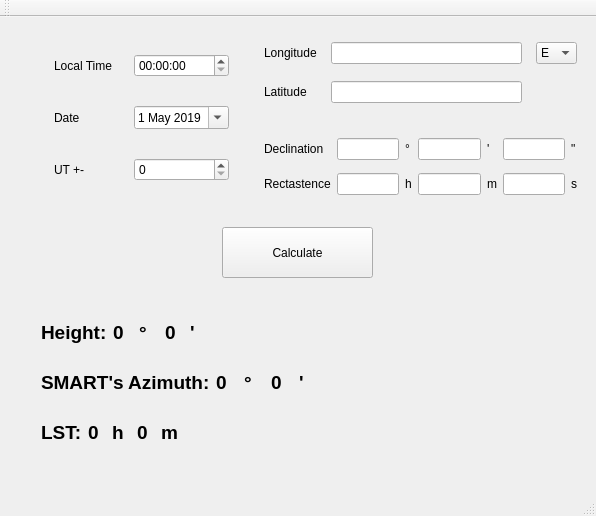
Before: the Qt Designer form GUI/mainwindow.ui in IamNotProgrammer/Star-height, drawn with Qt 5.
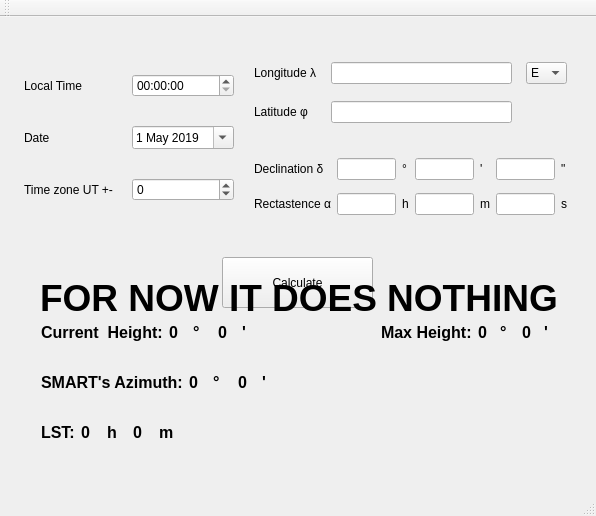
After: the same form once the commit is applied.

The edit to the form file:
```diff
--- a/GUI/mainwindow.ui
+++ b/GUI/mainwindow.ui
@@ -17,9 +17,9 @@
    <widget class="QWidget" name="gridLayoutWidget_2">
     <property name="geometry">
      <rect>
-      <x>50</x>
-      <y>10</y>
-      <width>183</width>
+      <x>20</x>
+      <y>30</y>
+      <width>218</width>
       <height>181</height>
      </rect>
     </property>
@@ -46,7 +46,7 @@
      <item row="4" column="0">
       <widget class="QLabel" name="label_5">
        <property name="text">
-        <string>UT +-</string>
+        <string>Time zone UT +-</string>
        </property>
       </widget>
      </item>
@@ -62,6 +62,20 @@
        <property name="showGroupSeparator" stdset="0">
         <bool>false</bool>
        </property>
+       <property name="maximumDate">
+        <date>
+         <year>2024</year>
+         <month>12</month>
+         <day>31</day>
+        </date>
+       </property>
+       <property name="minimumDate">
+        <date>
+         <year>2010</year>
+         <month>1</month>
+         <day>1</day>
+        </date>
+       </property>
        <property name="calendarPopup">
         <bool>true</bool>
        </property>
@@ -78,20 +92,27 @@
       <widget class="QTimeEdit" name="timeEdit"/>
      </item>
      <item row="4" column="1">
-      <widget class="QSpinBox" name="spinBox"/>
+      <widget class="QSpinBox" name="spinBox">
+       <property name="minimum">
+        <number>-24</number>
+       </property>
+       <property name="maximum">
+        <number>24</number>
+       </property>
+      </widget>
      </item>
     </layout>
    </widget>
    <widget class="QWidget" name="gridLayoutWidget">
     <property name="geometry">
      <rect>
-      <x>260</x>
-      <y>10</y>
+      <x>250</x>
+      <y>30</y>
       <width>321</width>
       <height>91</height>
      </rect>
     </property>
-    <layout class="QGridLayout" name="gridLayout" columnstretch="0,0,0" rowminimumheight="0,0" columnminimumwidth="0,0,0">
+    <layout class="QGridLayout" name="gridLayout" columnstretch="0,0,0">
      <property name="leftMargin">
       <number>4</number>
      </property>
@@ -110,13 +131,16 @@
      <item row="0" column="0">
       <widget class="QLabel" name="label_2">
        <property name="text">
-        <string>Longitude</string>
+        <string>Longitude λ</string>
        </property>
       </widget>
      </item>
      <item row="0" column="1">
       <widget class="QLineEdit" name="lineEdit_2"/>
      </item>
+     <item row="1" column="1">
+      <widget class="QLineEdit" name="lineEdit"/>
+     </item>
      <item row="0" column="2">
       <widget class="QComboBox" name="comboBox">
        <property name="maximumSize">
@@ -137,13 +161,10 @@
        </item>
       </widget>
      </item>
-     <item row="1" column="1">
-      <widget class="QLineEdit" name="lineEdit"/>
-     </item>
      <item row="1" column="0">
       <widget class="QLabel" name="label">
        <property name="text">
-        <string>Latitude</string>
+        <string>Latitude φ</string>
        </property>
       </widget>
      </item>
@@ -163,7 +184,7 @@
       <widget class="QLabel" name="label_6">
        <property name="font">
         <font>
-         <pointsize>14</pointsize>
+         <pointsize>12</pointsize>
          <weight>75</weight>
          <bold>true</bold>
         </font>
@@ -177,7 +198,7 @@
       <widget class="QLabel" name="label_7">
        <property name="font">
         <font>
-         <pointsize>14</pointsize>
+         <pointsize>12</pointsize>
          <weight>75</weight>
          <bold>true</bold>
         </font>
@@ -191,7 +212,7 @@
       <widget class="QLabel" name="label_8">
        <property name="font">
         <font>
-         <pointsize>14</pointsize>
+         <pointsize>12</pointsize>
          <weight>75</weight>
          <bold>true</bold>
         </font>
@@ -205,7 +226,7 @@
       <widget class="QLabel" name="label_9">
        <property name="font">
         <font>
-         <pointsize>14</pointsize>
+         <pointsize>12</pointsize>
          <weight>75</weight>
          <bold>true</bold>
         </font>
@@ -219,7 +240,7 @@
       <widget class="QLabel" name="label_10">
        <property name="font">
         <font>
-         <pointsize>14</pointsize>
+         <pointsize>12</pointsize>
          <weight>75</weight>
          <bold>true</bold>
         </font>
@@ -234,8 +255,8 @@
    <widget class="QWidget" name="gridLayoutWidget_3">
     <property name="geometry">
      <rect>
-      <x>260</x>
-      <y>110</y>
+      <x>250</x>
+      <y>130</y>
       <width>321</width>
       <height>80</height>
      </rect>
@@ -294,14 +315,14 @@
      <item row="0" column="0">
       <widget class="QLabel" name="label_11">
        <property name="text">
-        <string>Declination</string>
+        <string>Declination δ</string>
        </property>
       </widget>
      </item>
      <item row="1" column="0">
       <widget class="QLabel" name="label_15">
        <property name="text">
-        <string>Rectastence</string>
+        <string>Rectastence α</string>
        </property>
       </widget>
      </item>
@@ -350,7 +371,7 @@
      <rect>
       <x>30</x>
       <y>290</y>
-      <width>191</width>
+      <width>241</width>
       <height>51</height>
      </rect>
     </property>
@@ -359,13 +380,13 @@
       <widget class="QLabel" name="label_19">
        <property name="font">
         <font>
-         <pointsize>14</pointsize>
+         <pointsize>12</pointsize>
          <weight>75</weight>
          <bold>true</bold>
         </font>
        </property>
        <property name="text">
-        <string>Height:</string>
+        <string>Current  Height:</string>
        </property>
       </widget>
      </item>
@@ -373,7 +394,7 @@
       <widget class="QLabel" name="label_20">
        <property name="font">
         <font>
-         <pointsize>14</pointsize>
+         <pointsize>12</pointsize>
          <weight>75</weight>
          <bold>true</bold>
         </font>
@@ -387,7 +408,7 @@
       <widget class="QLabel" name="label_21">
        <property name="font">
         <font>
-         <pointsize>14</pointsize>
+         <pointsize>12</pointsize>
          <weight>75</weight>
          <bold>true</bold>
         </font>
@@ -401,7 +422,7 @@
       <widget class="QLabel" name="label_22">
        <property name="font">
         <font>
-         <pointsize>14</pointsize>
+         <pointsize>12</pointsize>
          <weight>75</weight>
          <bold>true</bold>
         </font>
@@ -415,7 +436,7 @@
       <widget class="QLabel" name="label_23">
        <property name="font">
         <font>
-         <pointsize>14</pointsize>
+         <pointsize>12</pointsize>
          <weight>75</weight>
          <bold>true</bold>
         </font>
@@ -432,7 +453,7 @@
      <rect>
       <x>30</x>
       <y>340</y>
-      <width>301</width>
+      <width>261</width>
       <height>51</height>
      </rect>
     </property>
@@ -441,7 +462,7 @@
       <widget class="QLabel" name="label_24">
        <property name="font">
         <font>
-         <pointsize>14</pointsize>
+         <pointsize>12</pointsize>
          <weight>75</weight>
          <bold>true</bold>
         </font>
@@ -455,7 +476,7 @@
       <widget class="QLabel" name="label_25">
        <property name="font">
         <font>
-         <pointsize>14</pointsize>
+         <pointsize>12</pointsize>
          <weight>75</weight>
          <bold>true</bold>
         </font>
@@ -469,7 +490,7 @@
       <widget class="QLabel" name="label_26">
        <property name="font">
         <font>
-         <pointsize>14</pointsize>
+         <pointsize>12</pointsize>
          <weight>75</weight>
          <bold>true</bold>
         </font>
@@ -483,7 +504,7 @@
       <widget class="QLabel" name="label_27">
        <property name="font">
         <font>
-         <pointsize>14</pointsize>
+         <pointsize>12</pointsize>
          <weight>75</weight>
          <bold>true</bold>
         </font>
@@ -497,7 +518,7 @@
       <widget class="QLabel" name="label_28">
        <property name="font">
         <font>
-         <pointsize>14</pointsize>
+         <pointsize>12</pointsize>
          <weight>75</weight>
          <bold>true</bold>
         </font>
@@ -513,7 +534,7 @@
     <property name="geometry">
      <rect>
       <x>222</x>
-      <y>210</y>
+      <y>240</y>
       <width>151</width>
       <height>51</height>
      </rect>
@@ -522,6 +543,108 @@
      <string>Calculate</string>
     </property>
    </widget>
+   <widget class="QWidget" name="horizontalLayoutWidget_4">
+    <property name="geometry">
+     <rect>
+      <x>370</x>
+      <y>290</y>
+      <width>201</width>
+      <height>51</height>
+     </rect>
+    </property>
+    <layout class="QHBoxLayout" name="horizontalLayout_4">
+     <item>
+      <widget class="QLabel" name="label_29">
+       <property name="font">
+        <font>
+         <pointsize>12</pointsize>
+         <weight>75</weight>
+         <bold>true</bold>
+        </font>
+       </property>
+       <property name="text">
+        <string>Max Height:</string>
+       </property>
+      </widget>
+     </item>
+     <item>
+      <widget class="QLabel" name="label_30">
+       <property name="font">
+        <font>
+         <pointsize>12</pointsize>
+         <weight>75</weight>
+         <bold>true</bold>
+        </font>
+       </property>
+       <property name="text">
+        <string>0</string>
+       </property>
+      </widget>
+     </item>
+     <item>
+      <widget class="QLabel" name="label_31">
+       <property name="font">
+        <font>
+         <pointsize>12</pointsize>
+         <weight>75</weight>
+         <bold>true</bold>
+        </font>
+       </property>
+       <property name="text">
+        <string>°</string>
+       </property>
+      </widget>
+     </item>
+     <item>
+      <widget class="QLabel" name="label_32">
+       <property name="font">
+        <font>
+         <pointsize>12</pointsize>
+         <weight>75</weight>
+         <bold>true</bold>
+        </font>
+       </property>
+       <property name="text">
+        <string>0</string>
+       </property>
+      </widget>
+     </item>
+     <item>
+      <widget class="QLabel" name="label_33">
+       <property name="font">
+        <font>
+         <pointsize>12</pointsize>
+         <weight>75</weight>
+         <bold>true</bold>
+        </font>
+       </property>
+       <property name="text">
+        <string>'</string>
+       </property>
+      </widget>
+     </item>
+    </layout>
+   </widget>
+   <widget class="QLabel" name="label_34">
+    <property name="geometry">
+     <rect>
+      <x>40</x>
+      <y>220</y>
+      <width>541</width>
+      <height>121</height>
+     </rect>
+    </property>
+    <property name="font">
+     <font>
+      <pointsize>28</pointsize>
+      <weight>75</weight>
+      <bold>true</bold>
+     </font>
+    </property>
+    <property name="text">
+     <string>FOR NOW IT DOES NOTHING</string>
+    </property>
+   </widget>
   </widget>
   <widget class="QMenuBar" name="menuBar">
    <property name="geometry">
```
